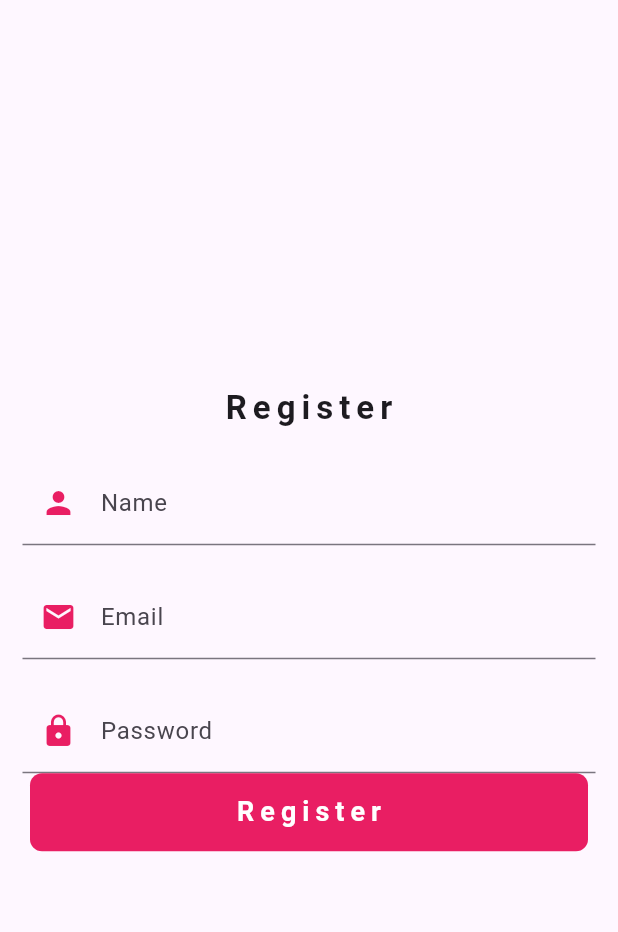
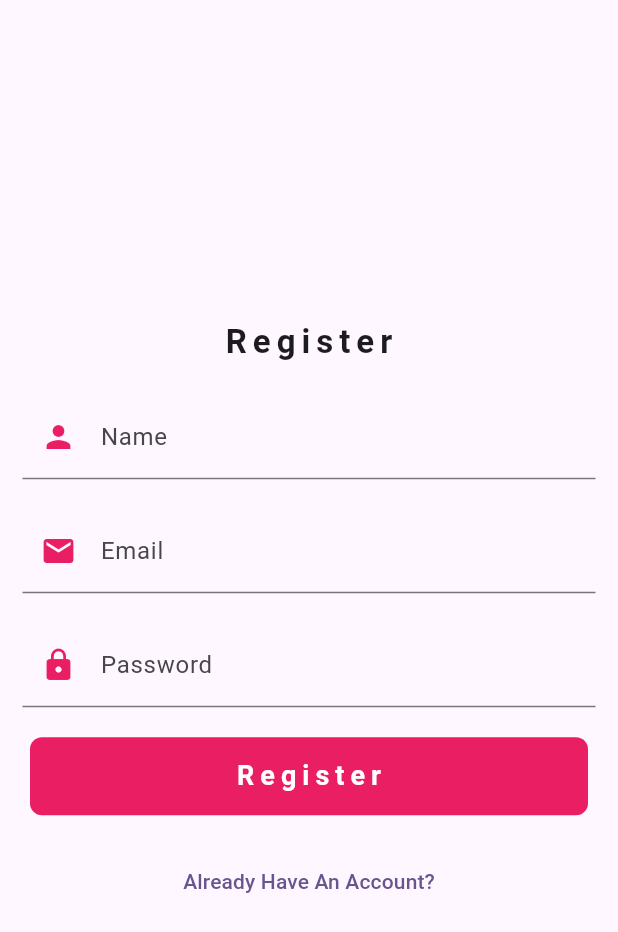
Before and after one commit to adogbeji/FlutterPracticeApp3, a Flutter app: the screen it shows after launch, on a phone screen of 412 x 824 dp. Shown: the top 932 px of the screen. Run offline on Flutter 3.47's test engine with Material 3 defaults, Android fonts, the phone set to English and light mode, and no system bars.

Commit message:
Add login prompt button to register screen

```diff
--- a/lib/views/screens/auth/register_screen.dart
+++ b/lib/views/screens/auth/register_screen.dart
@@ -68,6 +68,8 @@ class RegisterScreen extends StatelessWidget {
               ),
             ),
 
+            const SizedBox(height: 20,),
+
             // REGISTER BUTTON
             Container(
               width: MediaQuery.of(context).size.width - 40,
@@ -77,13 +79,23 @@ class RegisterScreen extends StatelessWidget {
                 borderRadius: BorderRadius.circular(8),
               ),
               child: const Center(
-                child: Text('Register', style: TextStyle(
-                  fontSize: 18,
-                  color: Colors.white,
-                  fontWeight: FontWeight.bold,
-                  letterSpacing: 4,
-                ),),
+                child: Text(
+                  'Register',
+                  style: TextStyle(
+                    fontSize: 18,
+                    color: Colors.white,
+                    fontWeight: FontWeight.bold,
+                    letterSpacing: 4,
+                  ),
+                ),
               ),
+            ),
+
+            const SizedBox(height: 20,),
+
+            TextButton(
+              onPressed: () {},
+              child: const Text('Already Have An Account?'),
             ),
           ],
         ),
```
